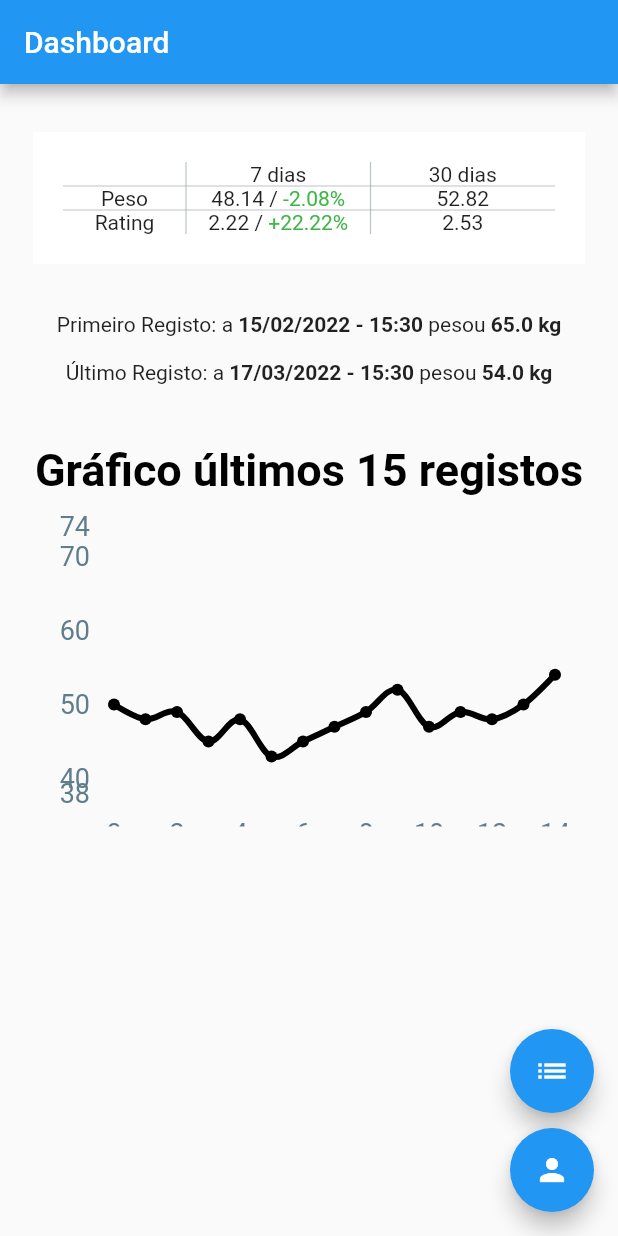
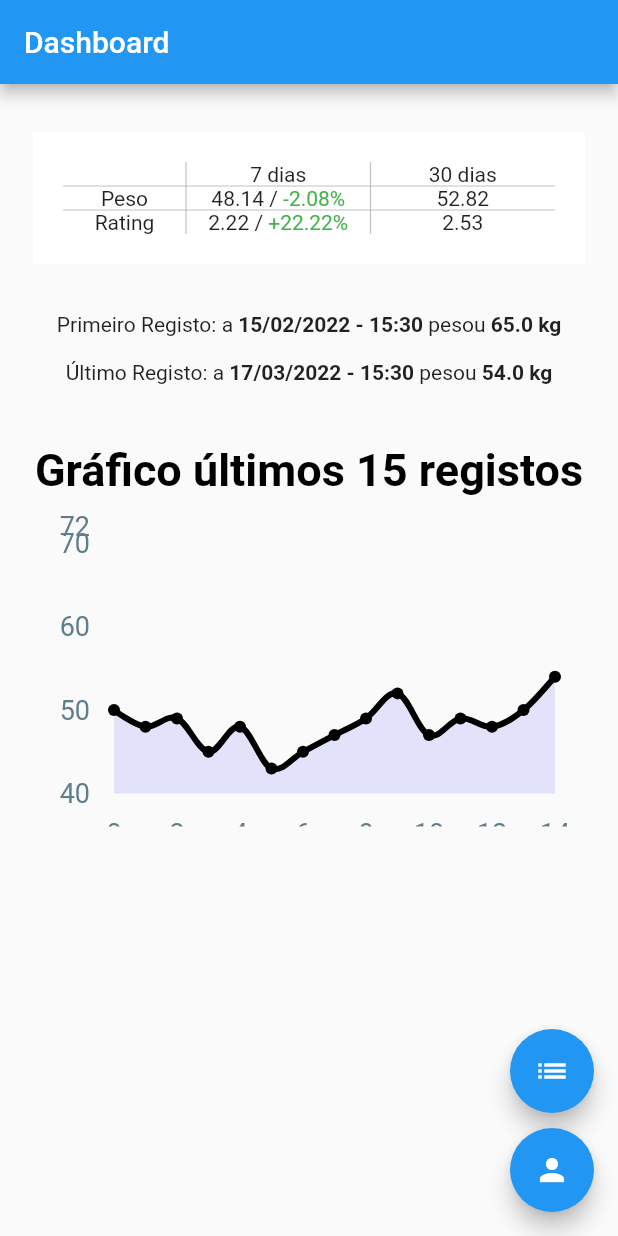
Before and after one commit to Paulo-Pinto/FlutterCRUDProject, a Flutter app: the _DashboardScreen screen opened directly, on a phone screen of 412 x 824 dp. Run offline on Flutter 3.47's test engine with Material 2 defaults, Android fonts, the phone set to English and light mode, and no system bars; drawn by our look-alikes of fl_chart.

Commit message:
changed appearance

```diff
--- a/lib/widgets/line_chart.dart
+++ b/lib/widgets/line_chart.dart
@@ -30,7 +30,7 @@ class GraficoRegistos extends StatelessWidget {
                         fontSize: 14,
                       );
                       return LineTooltipItem(
-                          '${touchedSpot.x}, ${touchedSpot.y.toStringAsFixed(2)}',
+                          '${touchedSpot.x} - ${touchedSpot.y.toStringAsFixed(2)} kg',
                           textStyle);
                     }).toList();
                   }),
@@ -47,13 +47,16 @@ class GraficoRegistos extends StatelessWidget {
                 isStrokeCapRound: true,
                 barWidth: 4,
                 belowBarData: BarAreaData(
-                  show: false,
+                  show: true,
+                  colors: [
+                    const Color(0x45A2A3FF),
+                  ],
                 ),
                 dotData: FlDotData(show: true),
               ),
             ],
-            minY: registarM.getMinPeso() - 5,
-            maxY: registarM.getMaxPeso() + 5,
+            minY: registarM.getMinPeso() - 3,
+            maxY: registarM.getMaxPeso() + 3,
             titlesData: FlTitlesData(
               leftTitles: SideTitles(
                   showTitles: true,
```
